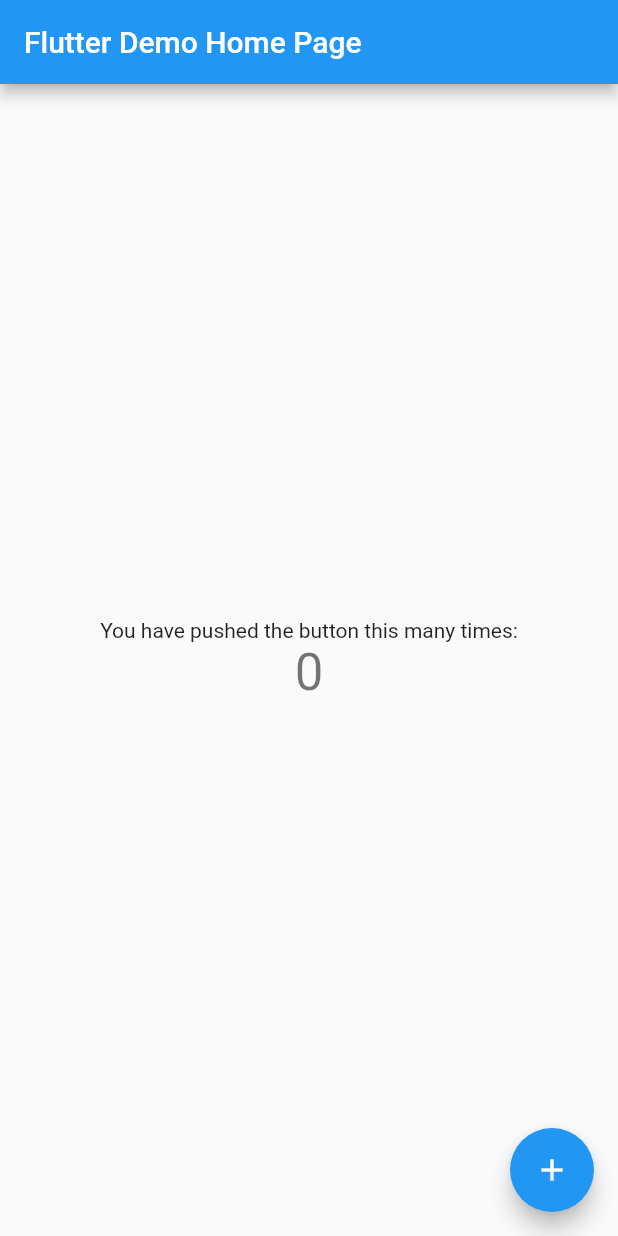
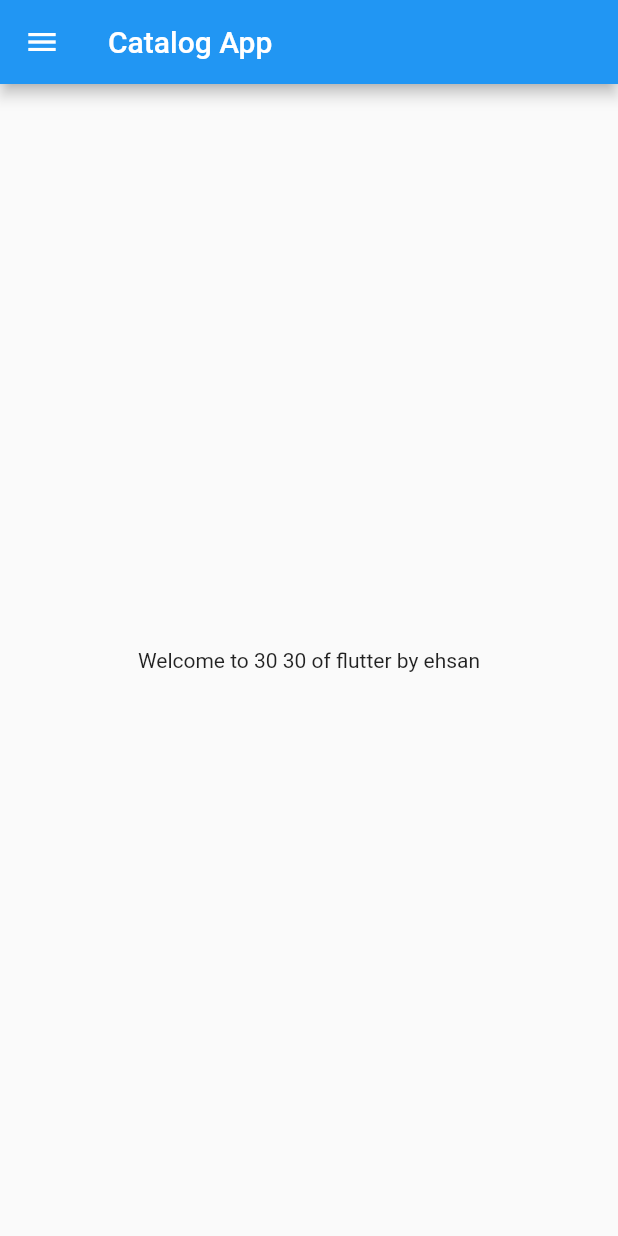
Before and after one commit to ehsanyaqoob/flutter-learnings, a Flutter app: the screen it shows after launch, on a phone screen of 412 x 824 dp. Run offline on Flutter 3.47's test engine with Material 2 defaults, Android fonts, the phone set to English and light mode, and no system bars.

Commit message:
1 cmt on flutter 8 hours

```diff
--- a/analysis_options.yaml
+++ b/analysis_options.yaml
@@ -7,7 +7,7 @@
 
 # The following line activates a set of recommended lints for Flutter apps,
 # packages, and plugins designed to encourage good coding practices.
-include: package:flutter_lints/flutter.yaml
+#include: package:flutter_lints/flutter.yaml
 
 linter:
   # The lint rules applied to this project can be customized in the
--- /dev/null
+++ b/lib/home-page.dart
@@ -0,0 +1,29 @@
+
+import 'package:flutter/material.dart';
+
+class HomePage extends StatelessWidget {
+  final int days = 30;
+  final String name = 'ehsan';
+
+  const HomePage({Key? key}) : super(key: key);
+
+  @override
+  Widget build(BuildContext context) {
+    return Scaffold(
+      appBar: AppBar(
+        backgroundColor: Colors.blue,
+
+
+
+
+
+
+        title:Text('Catalog App'),
+      ),
+      body: Center(child: Container(
+        child: Text('Welcome to 30 $days of flutter by $name'),
+      ),),
+      drawer: Drawer(),
+    );
+  }
+}
--- a/lib/main.dart
+++ b/lib/main.dart
@@ -1,115 +1,24 @@
 import 'package:flutter/material.dart';
 
+import 'home-page.dart';
+
+
 void main() {
-  runApp(const MyApp());
+  // ignore: prefer_const_constructors
+  runApp(MyApp());
 }
 
+// ignore: use_key_in_widget_constructors
 class MyApp extends StatelessWidget {
-  const MyApp({Key? key}) : super(key: key);
 
-  // This widget is the root of your application.
   @override
   Widget build(BuildContext context) {
+    // ignore: prefer_const_constructors
     return MaterialApp(
-      title: 'Flutter Demo',
-      theme: ThemeData(
-        // This is the theme of your application.
-        //
-        // Try running your application with "flutter run". You'll see the
-        // application has a blue toolbar. Then, without quitting the app, try
-        // changing the primarySwatch below to Colors.green and then invoke
-        // "hot reload" (press "r" in the console where you ran "flutter run",
-        // or simply save your changes to "hot reload" in a Flutter IDE).
-        // Notice that the counter didn't reset back to zero; the application
-        // is not restarted.
-        primarySwatch: Colors.blue,
-      ),
-      home: const MyHomePage(title: 'Flutter Demo Home Page'),
+      debugShowCheckedModeBanner: false,
+                   // ignore: prefer_const_constructors
+                   home: HomePage(),
+
     );
   }
 }
-
-class MyHomePage extends StatefulWidget {
-  const MyHomePage({Key? key, required this.title}) : super(key: key);
-
-  // This widget is the home page of your application. It is stateful, meaning
-  // that it has a State object (defined below) that contains fields that affect
-  // how it looks.
-
-  // This class is the configuration for the state. It holds the values (in this
-  // case the title) provided by the parent (in this case the App widget) and
-  // used by the build method of the State. Fields in a Widget subclass are
-  // always marked "final".
-
-  final String title;
-
-  @override
-  State<MyHomePage> createState() => _MyHomePageState();
-}
-
-class _MyHomePageState extends State<MyHomePage> {
-  int _counter = 0;
-
-  void _incrementCounter() {
-    setState(() {
-      // This call to setState tells the Flutter framework that something has
-      // changed in this State, which causes it to rerun the build method below
-      // so that the display can reflect the updated values. If we changed
-      // _counter without calling setState(), then the build method would not be
-      // called again, and so nothing would appear to happen.
-      _counter++;
-    });
-  }
-
-  @override
-  Widget build(BuildContext context) {
-    // This method is rerun every time setState is called, for instance as done
-    // by the _incrementCounter method above.
-    //
-    // The Flutter framework has been optimized to make rerunning build methods
-    // fast, so that you can just rebuild anything that needs updating rather
-    // than having to individually change instances of widgets.
-    return Scaffold(
-      appBar: AppBar(
-        // Here we take the value from the MyHomePage object that was created by
-        // the App.build method, and use it to set our appbar title.
-        title: Text(widget.title),
-      ),
-      body: Center(
-        // Center is a layout widget. It takes a single child and positions it
-        // in the middle of the parent.
-        child: Column(
-          // Column is also a layout widget. It takes a list of children and
-          // arranges them vertically. By default, it sizes itself to fit its
-          // children horizontally, and tries to be as tall as its parent.
-          //
-          // Invoke "debug painting" (press "p" in the console, choose the
-          // "Toggle Debug Paint" action from the Flutter Inspector in Android
-          // Studio, or the "Toggle Debug Paint" command in Visual Studio Code)
-          // to see the wireframe for each widget.
-          //
-          // Column has various properties to control how it sizes itself and
-          // how it positions its children. Here we use mainAxisAlignment to
-          // center the children vertically; the main axis here is the vertical
-          // axis because Columns are vertical (the cross axis would be
-          // horizontal).
-          mainAxisAlignment: MainAxisAlignment.center,
-          children: <Widget>[
-            const Text(
-              'You have pushed the button this many times:',
-            ),
-            Text(
-              '$_counter',
-              style: Theme.of(context).textTheme.headline4,
-            ),
-          ],
-        ),
-      ),
-      floatingActionButton: FloatingActionButton(
-        onPressed: _incrementCounter,
-        tooltip: 'Increment',
-        child: const Icon(Icons.add),
-      ), // This trailing comma makes auto-formatting nicer for build methods.
-    );
-  }
-}
--- a/pubspec.yaml
+++ b/pubspec.yaml
@@ -44,7 +44,7 @@ dev_dependencies:
   # activated in the `analysis_options.yaml` file located at the root of your
   # package. See that file for information about deactivating specific lint
   # rules and activating additional ones.
-  flutter_lints: ^1.0.0
+  #flutter_lints: ^1.0.0
 
 # For information on the generic Dart part of this file, see the
 # following page: https://dart.dev/tools/pub/pubspec
```
Also changed, not shown: pubspec.lock, 1 other file.
